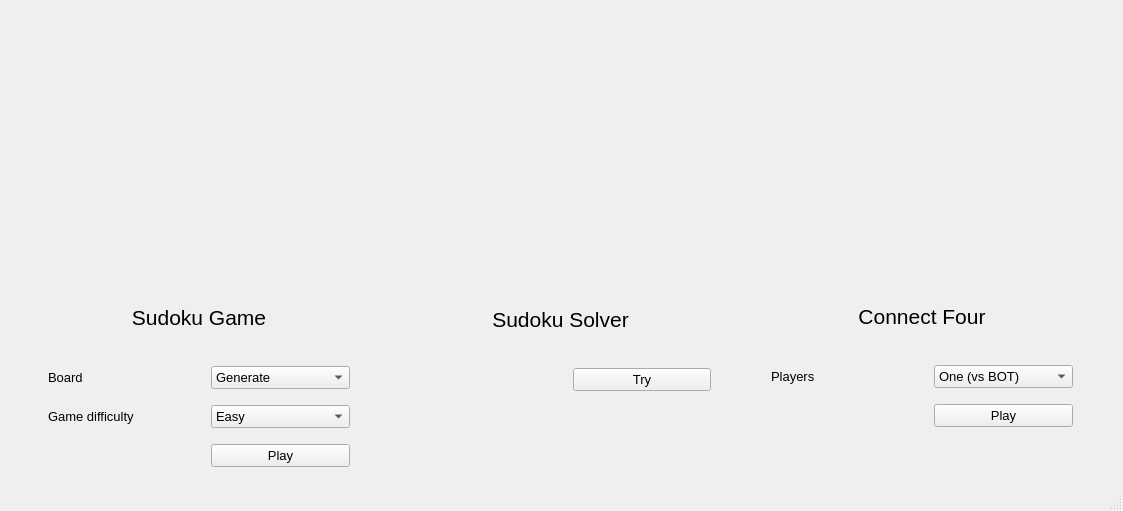
First picture: the form in ui_files/main_window.ui, repository Majlo001/Python-Games, before the edit.
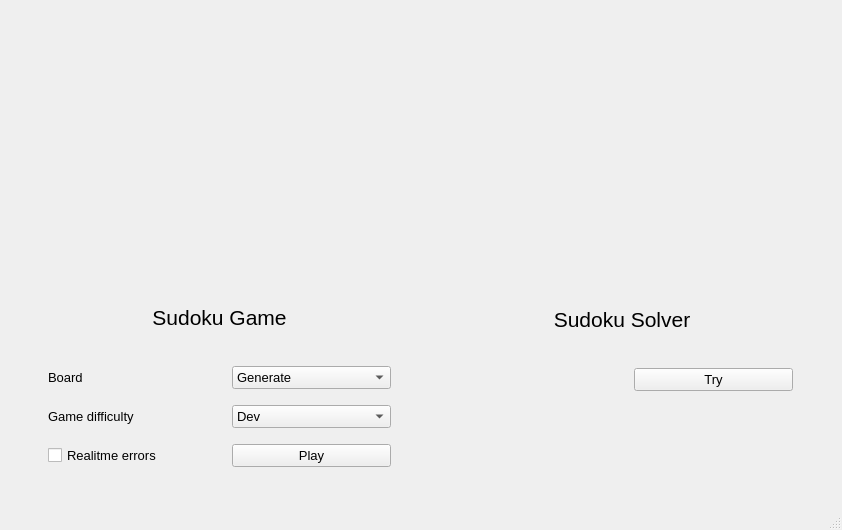
Second picture: the form after the edit. Icons and pictures are not drawn.

```diff
--- a/ui_files/main_window.ui
+++ b/ui_files/main_window.ui
@@ -6,10 +6,16 @@
    <rect>
     <x>0</x>
     <y>0</y>
-    <width>1123</width>
-    <height>511</height>
+    <width>842</width>
+    <height>530</height>
    </rect>
   </property>
+  <property name="minimumSize">
+   <size>
+    <width>840</width>
+    <height>530</height>
+   </size>
+  </property>
   <property name="windowTitle">
    <string>MainWindow</string>
   </property>
@@ -25,7 +31,7 @@
      <rect>
       <x>0</x>
       <y>0</y>
-      <width>1121</width>
+      <width>841</width>
       <height>485</height>
      </rect>
     </property>
@@ -156,30 +162,6 @@
            </property>
           </widget>
          </item>
-         <item row="1" column="1">
-          <widget class="QComboBox" name="difficultyComboBox">
-           <property name="font">
-            <font>
-             <pointsize>10</pointsize>
-            </font>
-           </property>
-           <item>
-            <property name="text">
-             <string>Easy</string>
-            </property>
-           </item>
-           <item>
-            <property name="text">
-             <string>Normal</string>
-            </property>
-           </item>
-           <item>
-            <property name="text">
-             <string>Hard</string>
-            </property>
-           </item>
-          </widget>
-         </item>
          <item row="0" column="0">
           <widget class="QLabel" name="boardLabel">
            <property name="font">
@@ -211,6 +193,47 @@
            </item>
           </widget>
          </item>
+         <item row="1" column="1">
+          <widget class="QComboBox" name="difficultyComboBox">
+           <property name="font">
+            <font>
+             <pointsize>10</pointsize>
+            </font>
+           </property>
+           <item>
+            <property name="text">
+             <string>Dev</string>
+            </property>
+           </item>
+           <item>
+            <property name="text">
+             <string>Easy</string>
+            </property>
+           </item>
+           <item>
+            <property name="text">
+             <string>Normal</string>
+            </property>
+           </item>
+           <item>
+            <property name="text">
+             <string>Hard</string>
+            </property>
+           </item>
+          </widget>
+         </item>
+         <item row="2" column="0">
+          <widget class="QCheckBox" name="errorsCheckBox">
+           <property name="font">
+            <font>
+             <pointsize>10</pointsize>
+            </font>
+           </property>
+           <property name="text">
+            <string>Realitme errors</string>
+           </property>
+          </widget>
+         </item>
         </layout>
        </item>
       </layout>
@@ -344,159 +367,6 @@
        </item>
       </layout>
      </item>
-     <item>
-      <layout class="QVBoxLayout" name="verticalLayout_4">
-       <item>
-        <widget class="QLabel" name="label_7">
-         <property name="minimumSize">
-          <size>
-           <width>260</width>
-           <height>260</height>
-          </size>
-         </property>
-         <property name="layoutDirection">
-          <enum>Qt::LeftToRight</enum>
-         </property>
-         <property name="text">
-          <string/>
-         </property>
-         <property name="pixmap">
-          <pixmap>connect-four.png</pixmap>
-         </property>
-         <property name="scaledContents">
-          <bool>false</bool>
-         </property>
-         <property name="alignment">
-          <set>Qt::AlignCenter</set>
-         </property>
-         <property name="wordWrap">
-          <bool>false</bool>
-         </property>
-         <property name="openExternalLinks">
-          <bool>false</bool>
-         </property>
-        </widget>
-       </item>
-       <item>
-        <spacer name="verticalSpacer_7">
-         <property name="orientation">
-          <enum>Qt::Vertical</enum>
-         </property>
-         <property name="sizeType">
-          <enum>QSizePolicy::Fixed</enum>
-         </property>
-         <property name="sizeHint" stdset="0">
-          <size>
-           <width>20</width>
-           <height>12</height>
-          </size>
-         </property>
-        </spacer>
-       </item>
-       <item>
-        <widget class="QLabel" name="label_8">
-         <property name="font">
-          <font>
-           <pointsize>16</pointsize>
-           <weight>50</weight>
-           <bold>false</bold>
-           <stylestrategy>PreferDefault</stylestrategy>
-          </font>
-         </property>
-         <property name="mouseTracking">
-          <bool>false</bool>
-         </property>
-         <property name="layoutDirection">
-          <enum>Qt::LeftToRight</enum>
-         </property>
-         <property name="autoFillBackground">
-          <bool>false</bool>
-         </property>
-         <property name="text">
-          <string>Connect Four</string>
-         </property>
-         <property name="alignment">
-          <set>Qt::AlignCenter</set>
-         </property>
-        </widget>
-       </item>
-       <item>
-        <layout class="QGridLayout" name="gridLayout_3" columnstretch="0,0">
-         <property name="leftMargin">
-          <number>12</number>
-         </property>
-         <property name="rightMargin">
-          <number>12</number>
-         </property>
-         <property name="horizontalSpacing">
-          <number>24</number>
-         </property>
-         <property name="verticalSpacing">
-          <number>16</number>
-         </property>
-         <item row="0" column="0">
-          <widget class="QLabel" name="label_9">
-           <property name="font">
-            <font>
-             <pointsize>10</pointsize>
-            </font>
-           </property>
-           <property name="text">
-            <string>Players</string>
-           </property>
-          </widget>
-         </item>
-         <item row="1" column="1">
-          <widget class="QPushButton" name="conncet4PlayButton">
-           <property name="font">
-            <font>
-             <pointsize>10</pointsize>
-            </font>
-           </property>
-           <property name="text">
-            <string>Play</string>
-           </property>
-          </widget>
-         </item>
-         <item row="0" column="1">
-          <widget class="QComboBox" name="comboBox_3">
-           <property name="font">
-            <font>
-             <pointsize>10</pointsize>
-            </font>
-           </property>
-           <item>
-            <property name="text">
-             <string>One (vs BOT)</string>
-            </property>
-           </item>
-           <item>
-            <property name="text">
-             <string>Two</string>
-            </property>
-           </item>
-          </widget>
-         </item>
-        </layout>
-       </item>
-       <item>
-        <spacer name="verticalSpacer_6">
-         <property name="orientation">
-          <enum>Qt::Vertical</enum>
-         </property>
-         <property name="sizeType">
-          <enum>QSizePolicy::MinimumExpanding</enum>
-         </property>
-         <property name="sizeHint" stdset="0">
-          <size>
-           <width>20</width>
-           <height>40</height>
-          </size>
-         </property>
-        </spacer>
-       </item>
-      </layout>
-     </item>
     </layout>
    </widget>
   </widget>
```
Left out of the diff: 6 changed lines with no effect on the pictures.
